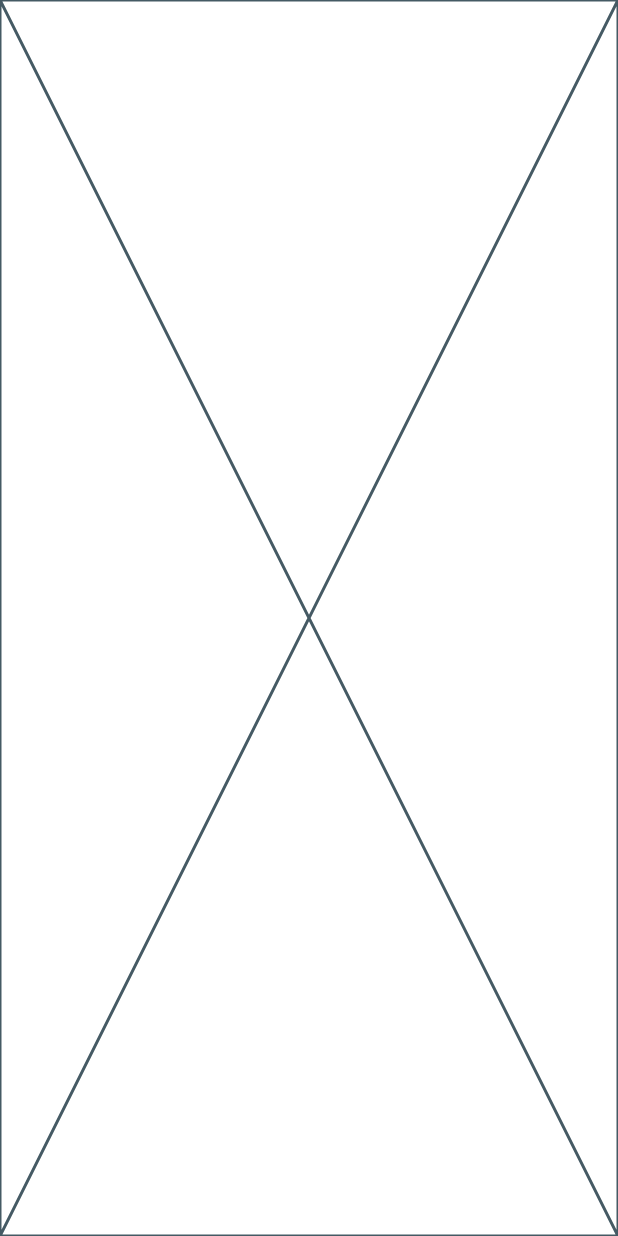
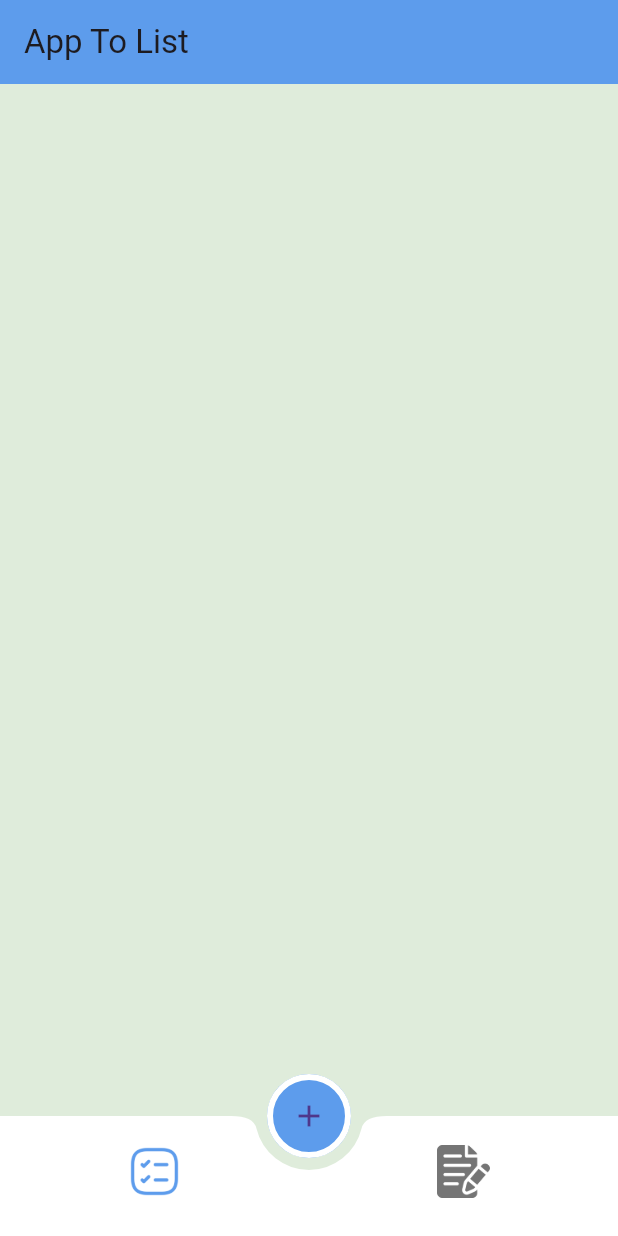
Before and after one commit to Elgammal1299/NoteApp, a Flutter app: the screen it shows after launch, on a phone screen of 412 x 824 dp. Run offline on Flutter 3.47's test engine with Material 3 defaults, Android fonts, the phone set to English and light mode, and no system bars.

Commit message:
add assets and theme color

```diff
--- a/lib/core/theme/color.dart
+++ b/lib/core/theme/color.dart
@@ -1,8 +1,10 @@
 import 'package:flutter/material.dart';
 
 class ColorsManager {
-  static const Color blue = Color(0xFF5D9CEC);
-  static const Color red = Color(0xFFEC4B4B);
-  static const Color scaffoldLight = Color(0xFFDFECDB);
-  static const Color scaffoldDark = Color(0xFF060E1E);
+  static const Color primaryColor = Color(0xff5D9CEC);
+  static const Color scaffoldColor = Color(0xffDFECDB);
+  static const Color scaffoldColorDark = Color(0xff060E1E);
+  static const Color redColor = Color(0xffEC4B4B);
+  static const Color blackColorDark = Color(0xff141922);
+  static const Color doneColor = Color(0xff61E757);
 }
--- /dev/null
+++ b/lib/core/theme/theme_color.dart
@@ -0,0 +1,23 @@
+import 'package:flutter/material.dart';
+import 'package:note_app/core/theme/color.dart';
+
+class ThemeApp {
+  static ThemeData themeDataLight() {
+    return ThemeData(
+        scaffoldBackgroundColor: ColorsManager.scaffoldColor,
+        appBarTheme: const AppBarTheme(
+          backgroundColor: ColorsManager.primaryColor,
+        ),
+        bottomNavigationBarTheme: const BottomNavigationBarThemeData(
+          backgroundColor: Colors.transparent,
+          elevation: 0,
+          selectedItemColor: ColorsManager.primaryColor,
+          selectedIconTheme: IconThemeData(
+            size: 35,
+          ),
+          unselectedIconTheme: IconThemeData(
+            size: 35,
+          ),
+        ));
+  }
+}
--- a/lib/feature/home/ui/home_screen.dart
+++ b/lib/feature/home/ui/home_screen.dart
@@ -1,10 +1,62 @@
 import 'package:flutter/material.dart';
+import 'package:note_app/core/theme/color.dart';
 
-class HomeScreen extends StatelessWidget {
+class HomeScreen extends StatefulWidget {
   const HomeScreen({super.key});
 
   @override
+  State<HomeScreen> createState() => _HomeScreenState();
+}
+
+class _HomeScreenState extends State<HomeScreen> {
+  int index = 0;
+
+  @override
   Widget build(BuildContext context) {
-    return const Placeholder();
+    return Scaffold(
+      appBar: AppBar(
+        title: const Text('App To List'),
+      ),
+      body: const Column(),
+      bottomNavigationBar: BottomAppBar(
+        elevation: 0,
+        color: Colors.white,
+        padding: EdgeInsets.zero,
+        shape: const CircularNotchedRectangle(),
+        notchMargin: 8,
+        child: BottomNavigationBar(
+            currentIndex: index,
+            onTap: (value) {
+              index = value;
+              setState(() {});
+            },
+            showSelectedLabels: false,
+            showUnselectedLabels: false,
+            items: const [
+              BottomNavigationBarItem(
+                  icon: ImageIcon(
+                    AssetImage('assets/images/task.png'),
+                  ),
+                  label: 'Setting'),
+              BottomNavigationBarItem(
+                  icon: ImageIcon(
+                    AssetImage('assets/images/notes.png'),
+                  ),
+                  label: 'list'),
+            ]),
+      ),
+      floatingActionButton: FloatingActionButton(
+        elevation: 0,
+        backgroundColor: ColorsManager.primaryColor,
+        shape: const StadiumBorder(
+          side: BorderSide(color: Colors.white, width: 4),
+        ),
+        onPressed: () {},
+        child: const Icon(
+          Icons.add,
+        ),
+      ),
+      floatingActionButtonLocation: FloatingActionButtonLocation.centerDocked,
+    );
   }
 }
--- a/lib/main.dart
+++ b/lib/main.dart
@@ -1,4 +1,5 @@
 import 'package:flutter/material.dart';
+import 'package:note_app/core/theme/theme_color.dart';
 import 'package:note_app/feature/home/ui/home_screen.dart';
 
 void main() {
@@ -10,9 +11,10 @@ class NoteApp extends StatelessWidget {
 
   @override
   Widget build(BuildContext context) {
-    return const MaterialApp(
+    return MaterialApp(
       debugShowCheckedModeBanner: false,
-      home: HomeScreen(),
+      home: const HomeScreen(),
+      theme: ThemeApp.themeDataLight(),
     );
   }
 }
--- a/pubspec.yaml
+++ b/pubspec.yaml
@@ -60,9 +60,9 @@ flutter:
   uses-material-design: true
 
   # To add assets to your application, add an assets section, like this:
-  # assets:
-  #   - images/a_dot_burr.jpeg
-  #   - images/a_dot_ham.jpeg
+  assets:
+    - assets/images/
+    # - images/a_dot_ham.jpeg
 
   # An image asset can refer to one or more resolution-specific "variants", see
   # https://flutter.dev/to/resolution-aware-images
```
Also changed, not shown: assets/images/note_logo.png (added), assets/images/note_select.png (added), assets/images/notes.png (added), assets/images/setting.png (added), assets/images/task.png (added), assets/images/task_select.png (added).
